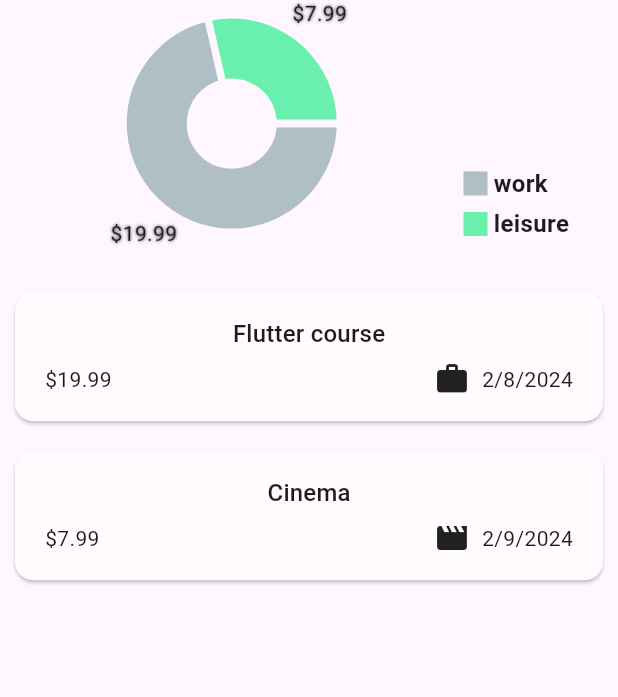
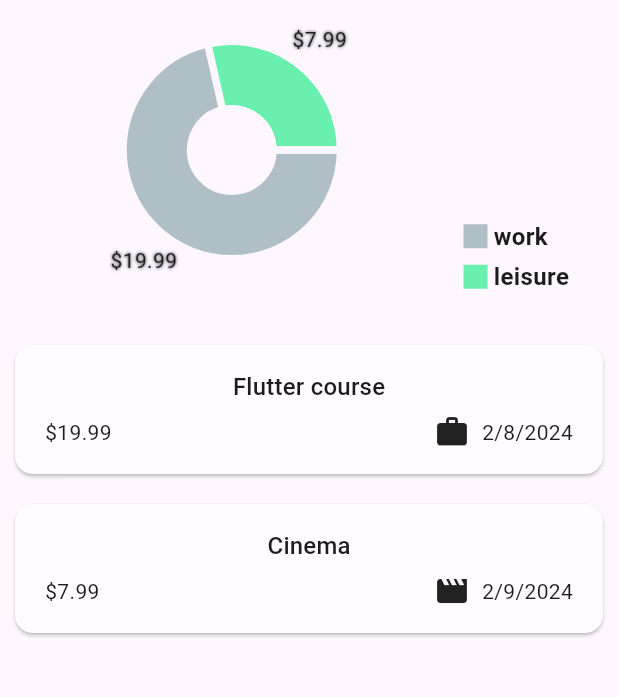
Before and after one commit to ze410us/expense_tracker, a Flutter app: the screen it shows after launch, on a phone screen of 412 x 824 dp, the part 84-781 px from its top. Run offline on Flutter 3.47's test engine with Material 3 defaults, Android fonts, the phone set to English and light mode, and no system bars; drawn by our look-alikes of fl_chart.

Commit message:
Update layout, add adaptiveness, fix a few bugs

```diff
--- a/lib/widgets/expenses/chart/chart.dart
+++ b/lib/widgets/expenses/chart/chart.dart
@@ -33,9 +33,7 @@ class _ExpensesChartState extends State<ExpensesChart> {
 
   @override
   Widget build(BuildContext context) {
-    return SizedBox(
-      height: MediaQuery.sizeOf(context).height * .2,
-      child: Row(
+    return Row(
       children: [
         Expanded(
           flex: 3,
@@ -86,7 +84,6 @@ class _ExpensesChartState extends State<ExpensesChart> {
           ),
         ),
       ],
-      ),
     );
   }
 }
--- a/lib/widgets/expenses/expense_add.dart
+++ b/lib/widgets/expenses/expense_add.dart
@@ -53,7 +53,7 @@ class _AddExpenseState extends State<AddExpense> {
   @override
   Widget build(BuildContext context) {
     return SizedBox(
-      height: MediaQuery.of(context).size.height * 0.75,
+      // height: MediaQuery.of(context).size.height * 0.75,
       child: Form(
         key: _formKey,
         child: Padding(
--- a/lib/widgets/expenses/no_expenses.dart
+++ b/lib/widgets/expenses/no_expenses.dart
@@ -5,14 +5,17 @@ class NoExpenses extends StatelessWidget {
 
   @override
   Widget build(BuildContext context) {
-    final noExpenseImageWidth = MediaQuery.sizeOf(context).width * 0.5;
+    final extentWidth = MediaQuery.sizeOf(context).width * 0.5;
+    final extentHeight = MediaQuery.sizeOf(context).height * 0.3;
 
-    return Column(
+    return Center(
+      child: Column(
+        mainAxisAlignment: MainAxisAlignment.center,
         children: [
           Image.asset(
             "assets/no_money.png",
-          width: noExpenseImageWidth,
-          height: noExpenseImageWidth,
+            height: extentHeight,
+            width: extentWidth,
           ),
           const SizedBox(
             height: 20,
@@ -22,6 +25,7 @@ class NoExpenses extends StatelessWidget {
             style: TextStyle(fontSize: 18, fontWeight: FontWeight.w500),
           ),
         ],
+      ),
     );
   }
 }
--- a/lib/widgets/home.dart
+++ b/lib/widgets/home.dart
@@ -92,18 +92,23 @@ class _HomeState extends State<Home> {
     showModalBottomSheet(
       context: context,
       isScrollControlled: true,
+      useSafeArea: true,
       builder: (ctx) => AddExpense(_addExpense),
     );
   }
 
-  Widget getBody() {
+  Widget _getBody() {
     if (expenses.isEmpty) {
-      return const Center(
-        child: NoExpenses(),
-      );
+      return const NoExpenses();
     } else {
-      return Column(crossAxisAlignment: CrossAxisAlignment.center, children: [
-        ExpensesChart(expenseBuckets),
+      final width = MediaQuery.sizeOf(context).width;
+
+      if (width < 500) {
+        return Column(children: [
+          SizedBox(
+            height: 200,
+            child: ExpensesChart(expenseBuckets),
+          ),
           const SizedBox(
             height: 20,
           ),
@@ -114,6 +119,29 @@ class _HomeState extends State<Home> {
             ),
           )
         ]);
+      } else {
+        return Row(
+          crossAxisAlignment: CrossAxisAlignment.start,
+          children: [
+            Flexible(
+              child: SizedBox(
+                height: 200,
+                child: ExpensesChart(expenseBuckets),
+              ),
+            ),
+            const SizedBox(
+              height: 20,
+            ),
+            Expanded(
+              flex: 2,
+              child: ExpensesList(
+                listOfExpenses: expenses,
+                onRemoveExpense: _removeExpense,
+              ),
+            ),
+          ],
+        );
+      }
     }
   }
 
@@ -129,7 +157,7 @@ class _HomeState extends State<Home> {
           ),
         ],
       ),
-      body: getBody(),
+      body: _getBody(),
     );
   }
 }
```
Lines whose indentation alone changed are shown as unchanged.
